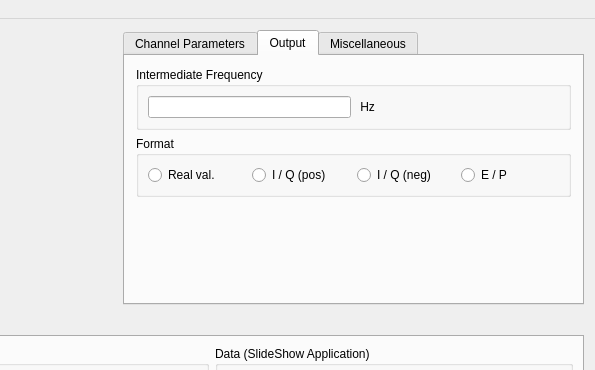
Qt form dream/src/GUI-QT/TransmDlgbase.ui (mmjee/dream-patched) before a commit; both pictures show x 372 to 967 and y 0 to 370 of the 967 by 803 pixel window.
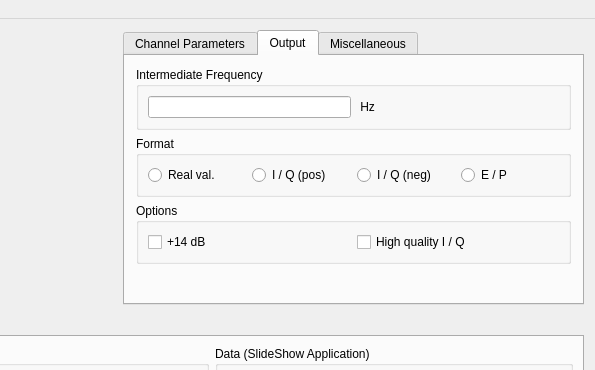
The same form after that commit. The open tabs and pages were chosen to show the change. Icons and pictures are not drawn. Custom widgets are drawn as their Qt base class.

Commit message: transmitter: added high quality I/Q output, added +14dB amplified output

```diff
--- a/dream/src/GUI-QT/TransmDlgbase.ui
+++ b/dream/src/GUI-QT/TransmDlgbase.ui
@@ -585,6 +585,8 @@
             <property name="radioButtonExclusive" stdset="0">
              <bool>true</bool>
             </property>
+            <layout class="QVBoxLayout" name="verticalLayout_7">
+             <item>
             <layout class="QHBoxLayout" name="horizontalLayout_3">
              <item>
               <widget class="QRadioButton" name="RadioButtonOutReal">
@@ -648,6 +650,49 @@
                <attribute name="buttonGroup">
                 <string notr="true">ButtonGroupOutput</string>
                </attribute>
+                </widget>
+               </item>
+              </layout>
+             </item>
+            </layout>
+           </widget>
+          </item>
+          <item>
+           <widget class="QGroupBox" name="GroupBoxOutputOption">
+            <property name="sizePolicy">
+             <sizepolicy hsizetype="Minimum" vsizetype="Minimum">
+              <horstretch>0</horstretch>
+              <verstretch>0</verstretch>
+             </sizepolicy>
+            </property>
+            <property name="title">
+             <string>Options</string>
+            </property>
+            <layout class="QHBoxLayout" name="horizontalLayout_7">
+             <item>
+              <widget class="QCheckBox" name="CheckBoxAmplifiedOutput">
+               <property name="sizePolicy">
+                <sizepolicy hsizetype="Minimum" vsizetype="Minimum">
+                 <horstretch>0</horstretch>
+                 <verstretch>0</verstretch>
+                </sizepolicy>
+               </property>
+               <property name="text">
+                <string>+14 dB</string>
+               </property>
+              </widget>
+             </item>
+             <item>
+              <widget class="QCheckBox" name="CheckBoxHighQualityIQ">
+               <property name="sizePolicy">
+                <sizepolicy hsizetype="Minimum" vsizetype="Minimum">
+                 <horstretch>0</horstretch>
+                 <verstretch>0</verstretch>
+                </sizepolicy>
+               </property>
+               <property name="text">
+                <string>High quality I / Q</string>
+               </property>
               </widget>
              </item>
             </layout>
```
Lines whose indentation alone changed are shown as unchanged. The commit also changes 9 other files.
